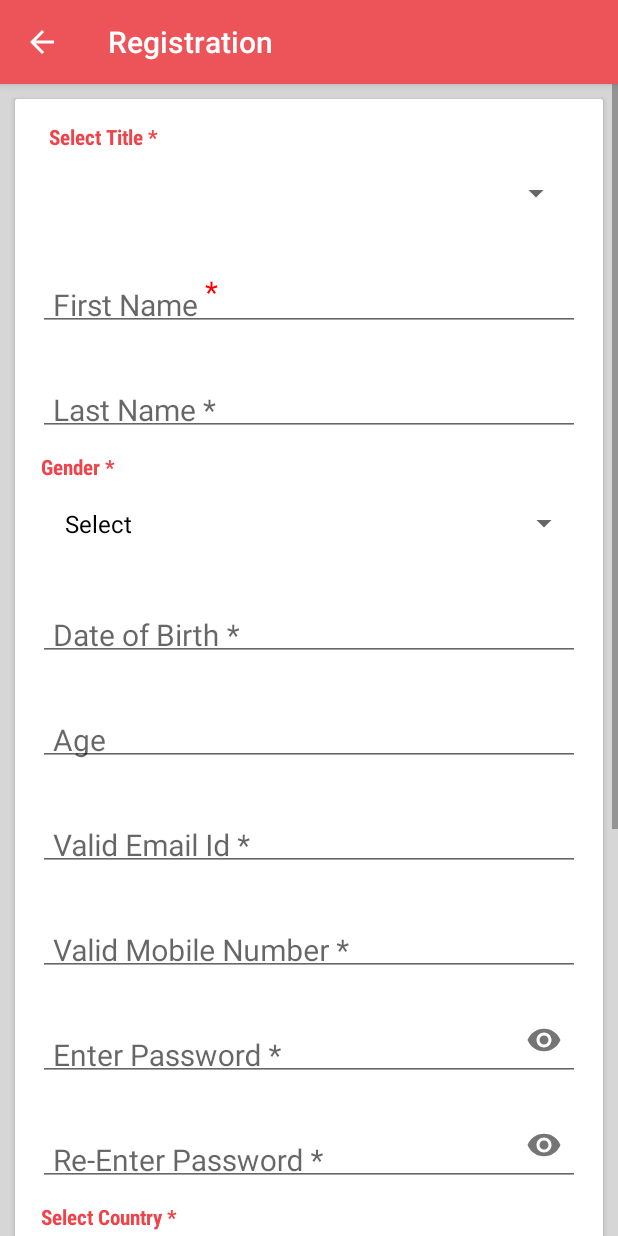
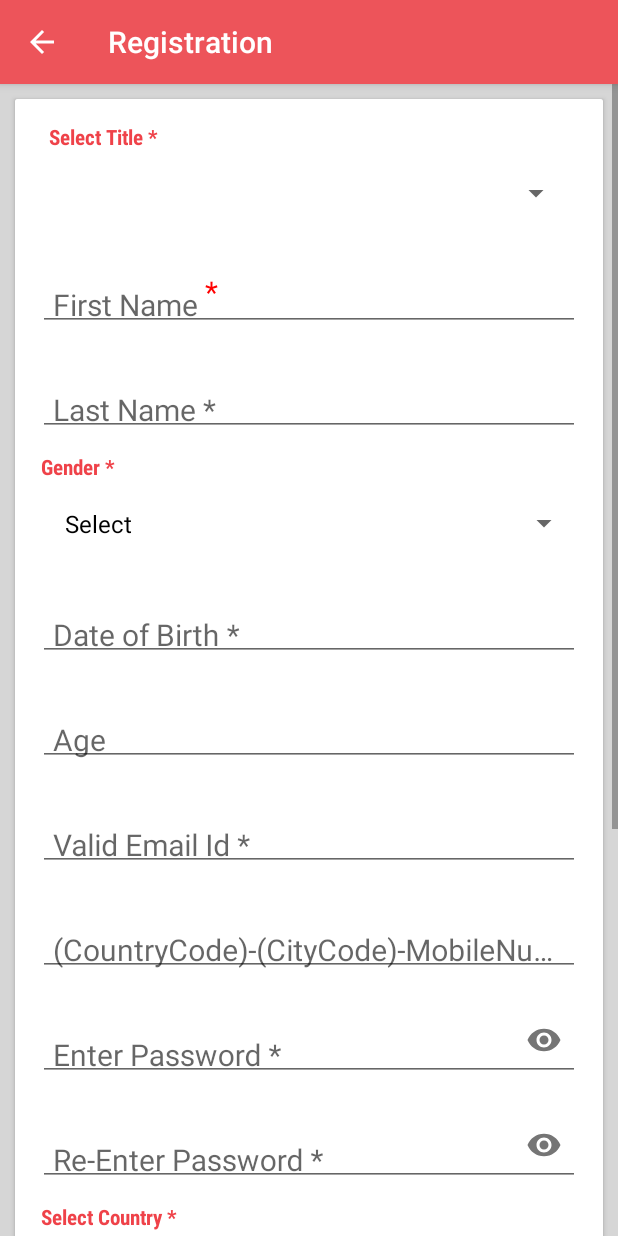
Before and after one commit to dhananjayt28/Gurukul-Android-App-Marg, an Android app: the RegistrationActivity screen opened directly, with no data from a screen before it, on a phone screen of 412 x 824 dp. Run offline under Robolectric (Android 15) with nearby library versions, the phone set to English and light mode, and no system bars; our stand-ins replace Volley; libraries missing offline, so code that uses them is left out: com.toptoche.searchablespinnerlibrary; plain views replace SearchableSpinner; network calls fail; 3 statements that could not run were skipped.

Commit message:
Hod Activity Done

```diff
--- a/app/src/main/java/in/jivanmuktas/www/marg/activity/Nivritti.java
+++ b/app/src/main/java/in/jivanmuktas/www/marg/activity/Nivritti.java
@@ -101,7 +101,6 @@ public class Nivritti extends BaseActivity {
             Status = getIntent().getExtras().getString("STATUS");
             START_DATE = getIntent().getExtras().getString("START_DATE");
             END_DATE = getIntent().getExtras().getString("END_DATE");
-
             Log.i("!!! status", Status.toString());
         } catch (Exception e) {
 
@@ -183,7 +182,7 @@ public class Nivritti extends BaseActivity {
                 alloted_subject.setVisibility(View.GONE);
                 alottedSubject.setVisibility(View.GONE);
                 commentToApprover.setVisibility(View.GONE);
-                comment_toApprover.setVisibility(View.GONE);
+                comment_toApprover.setVisibility(View.VISIBLE);
                 etCheckInDate.setVisibility(View.GONE);
                 etCheckOutDate.setVisibility(View.GONE);
                 etCheckInTime.setVisibility(View.GONE);
--- a/app/src/main/res/layout/activity_nivritti.xml
+++ b/app/src/main/res/layout/activity_nivritti.xml
@@ -153,7 +153,7 @@
                 android:layout_width="match_parent"
                 android:layout_height="wrap_content"
                 android:layout_marginLeft="10dp"
-                android:text=" English,History of India"
+                android:text="Subject Allocation Pending From Administrator"
                 android:textColor="@color/colorTextLabel"
                 android:textSize="15sp"
                 android:fontFamily="sans-serif-condensed"/>
--- a/app/src/main/res/layout/activity_view_profile.xml
+++ b/app/src/main/res/layout/activity_view_profile.xml
@@ -7,7 +7,7 @@
     android:background="@color/colorBackground"
     android:focusableInTouchMode="true"
     android:orientation="vertical"
-    tools:context=".activity.MyProfileActivity"
+    tools:context="in.jivanmuktas.www.marg.activity.MyProfileActivity"
     android:id="@+id/profileLayout">
     <android.support.design.widget.AppBarLayout
         android:layout_width="match_parent"
--- a/app/src/main/res/values/strings.xml
+++ b/app/src/main/res/values/strings.xml
@@ -154,7 +154,7 @@
     <string name="password">Password *</string>
     <string name="reset_password">Reset Password</string>
     <string name="phone_number">Phone Number *</string>
-    <string name="enter_valid_mobile_number">Valid Mobile Number *</string>
+    <string name="enter_valid_mobile_number">(CountryCode)-(CityCode)-MobileNumber *</string>
     <string name="enter_name">Name</string>
     <string name="enter_first_name">Enter First Name</string>
     <string name="enter_password">Enter Password *</string>
```
